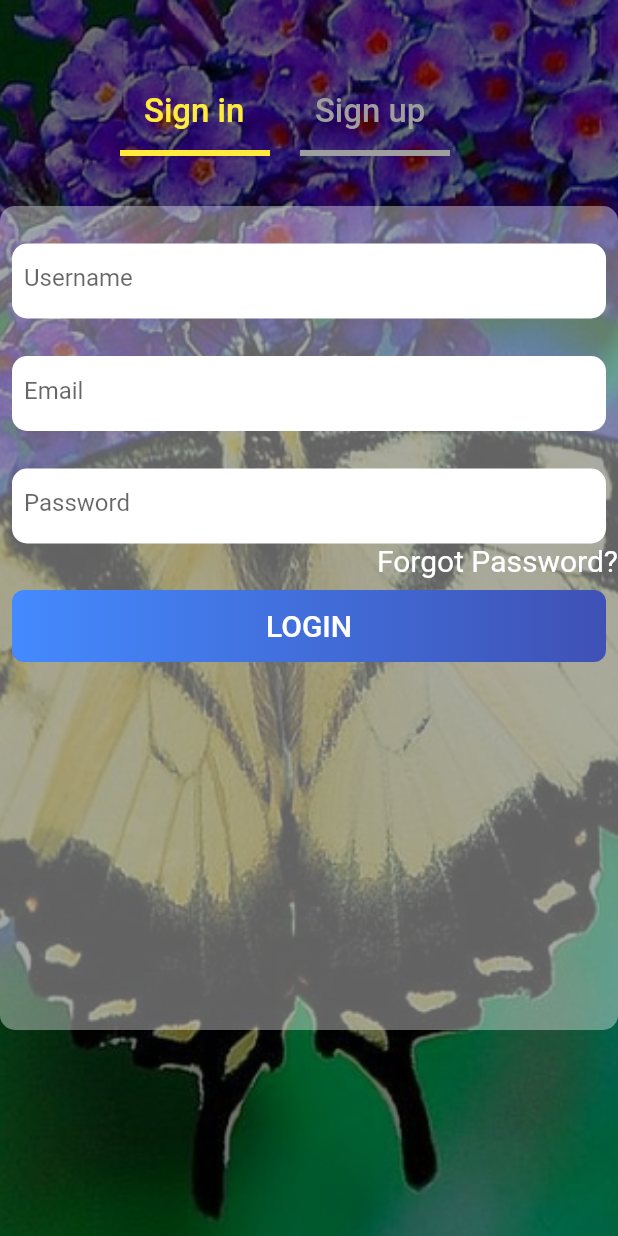
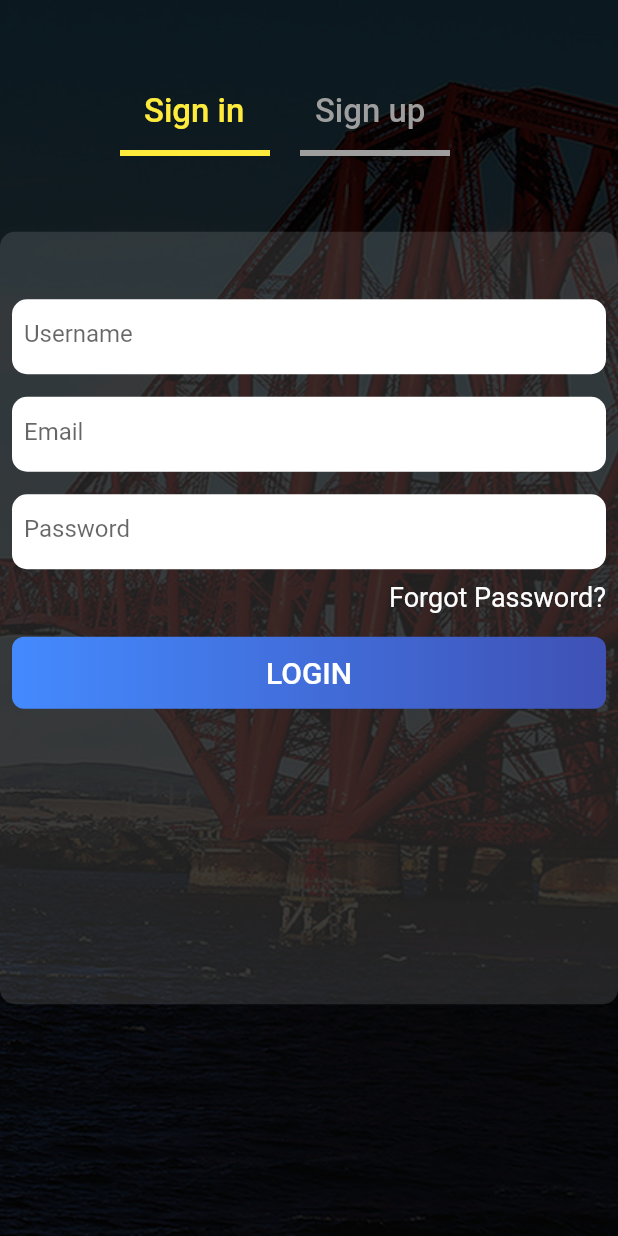
Before and after one commit to austinevick/flutter-task-manager-, a Flutter app: the screen it shows after launch, on a phone screen of 412 x 824 dp. Run offline on Flutter 3.47's test engine with Material 2 defaults, Android fonts, the phone set to English and light mode, and no system bars; our stand-ins replace dotted_border, flutter_bounce, table_calendar; missing offline and left inert: flutter_iconpicker.

Commit message:
updated login screen

```diff
--- a/lib/screens/login_screen.dart
+++ b/lib/screens/login_screen.dart
@@ -56,11 +56,11 @@ class _LoginScreenState extends State<LoginScreen> {
           decoration: BoxDecoration(
               image: DecorationImage(
                   colorFilter: ColorFilter.mode(
-                    Colors.black54,
+                    Colors.black87,
                     BlendMode.darken,
                   ),
                   fit: BoxFit.cover,
-                  image: AssetImage('image/bg.jpeg'))),
+                  image: AssetImage('image/bridge.jpg'))),
           child: Stack(
             // alignment: Alignment.center,
             children: [
@@ -113,13 +113,16 @@ class _LoginScreenState extends State<LoginScreen> {
               ),
               Center(
                 child: Container(
-                  height: MediaQuery.of(context).size.height / 1.5,
+                  height: MediaQuery.of(context).size.height / 1.6,
                   decoration: BoxDecoration(
-                      color: Colors.white38,
+                      color: Colors.white12,
                       borderRadius: BorderRadius.circular(10)),
                   child: Form(
                     child: Column(
                       children: [
+                        SizedBox(
+                          height: 30,
+                        ),
                         isLogin
                             ? CustomTextfield(
                                 hintText: 'Username',
@@ -131,11 +134,15 @@ class _LoginScreenState extends State<LoginScreen> {
                         CustomTextfield(
                           hintText: 'Password',
                         ),
-                        Align(
-                          alignment: Alignment.centerRight,
-                          child: Text(
-                            'Forgot Password?',
-                            style: TextStyle(color: Colors.white, fontSize: 20),
+                        Padding(
+                          padding: const EdgeInsets.all(8.0),
+                          child: Align(
+                            alignment: Alignment.centerRight,
+                            child: Text(
+                              'Forgot Password?',
+                              style:
+                                  TextStyle(color: Colors.white, fontSize: 18),
+                            ),
                           ),
                         ),
                         CustomButton(
--- a/lib/widgets/custom_textfield.dart
+++ b/lib/widgets/custom_textfield.dart
@@ -7,7 +7,7 @@ class CustomTextfield extends StatelessWidget {
   @override
   Widget build(BuildContext context) {
     return Padding(
-      padding: const EdgeInsets.only(top: 25, left: 8, right: 8),
+      padding: const EdgeInsets.only(top: 15, left: 8, right: 8),
       child: Container(
         padding: EdgeInsets.all(8),
         height: 50,
```
